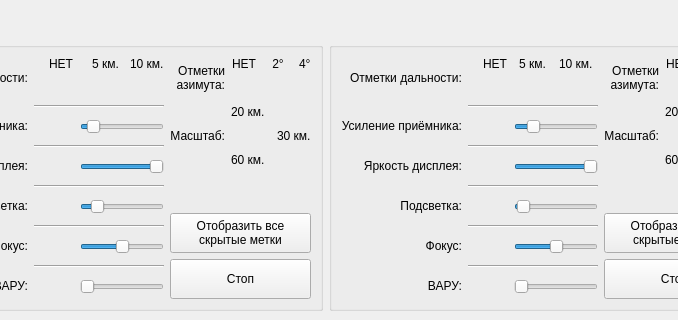
Qt form indicatorprl.ui (Carduelis/vk) before a commit; both pictures show x 177 to 855 and y 465 to 785 of the 1006 by 785 pixel window.
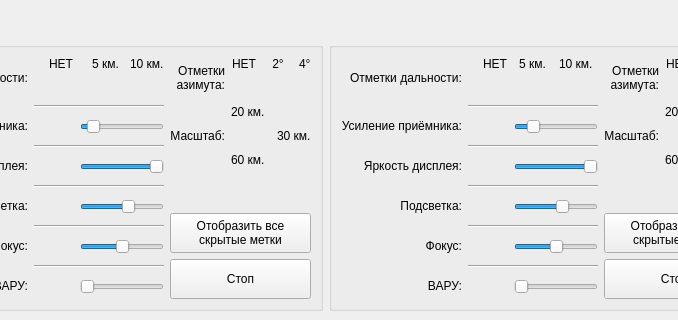
The same form after that commit. Icons and pictures are not drawn. Custom widgets are drawn as their Qt base class.

Commit message: Исправление подсветки в интерфейсах треугольных индикаторов

```diff
--- a/indicatorprl.ui
+++ b/indicatorprl.ui
@@ -302,7 +302,7 @@
                   <number>100</number>
                  </property>
                  <property name="value">
-                  <number>15</number>
+                  <number>60</number>
                  </property>
                  <property name="orientation">
                   <enum>Qt::Horizontal</enum>
@@ -1027,7 +1027,7 @@
                   <number>100</number>
                  </property>
                  <property name="value">
-                  <number>3</number>
+                  <number>60</number>
                  </property>
                  <property name="orientation">
                   <enum>Qt::Horizontal</enum>
```
The commit also changes 5 other files.
